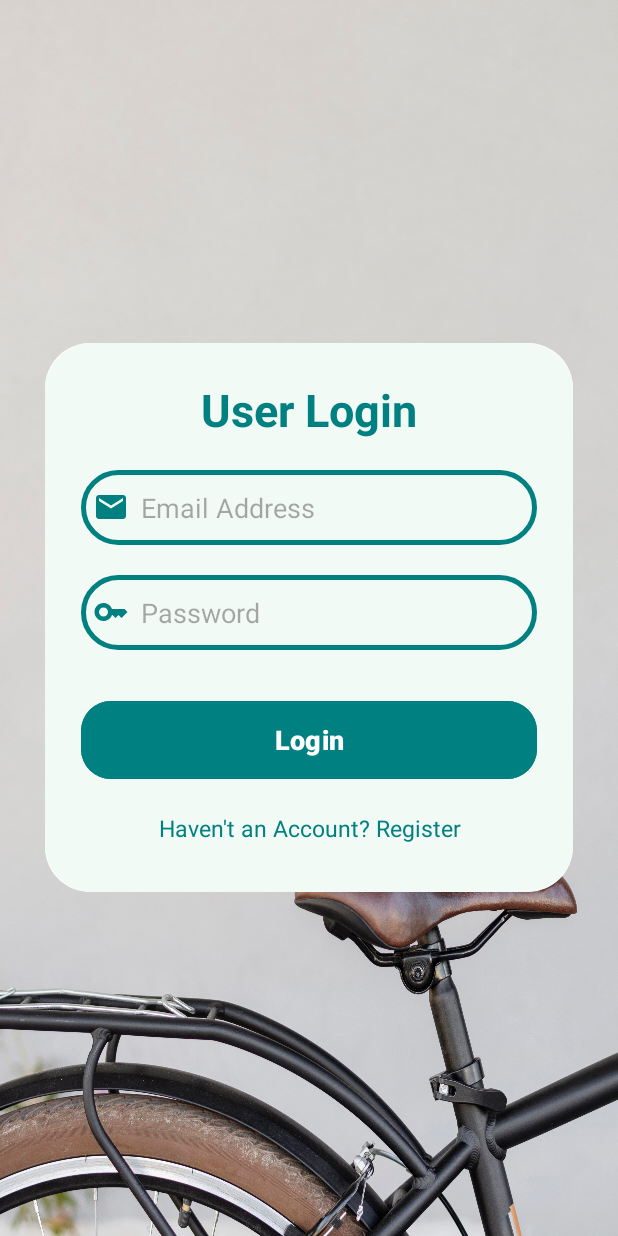
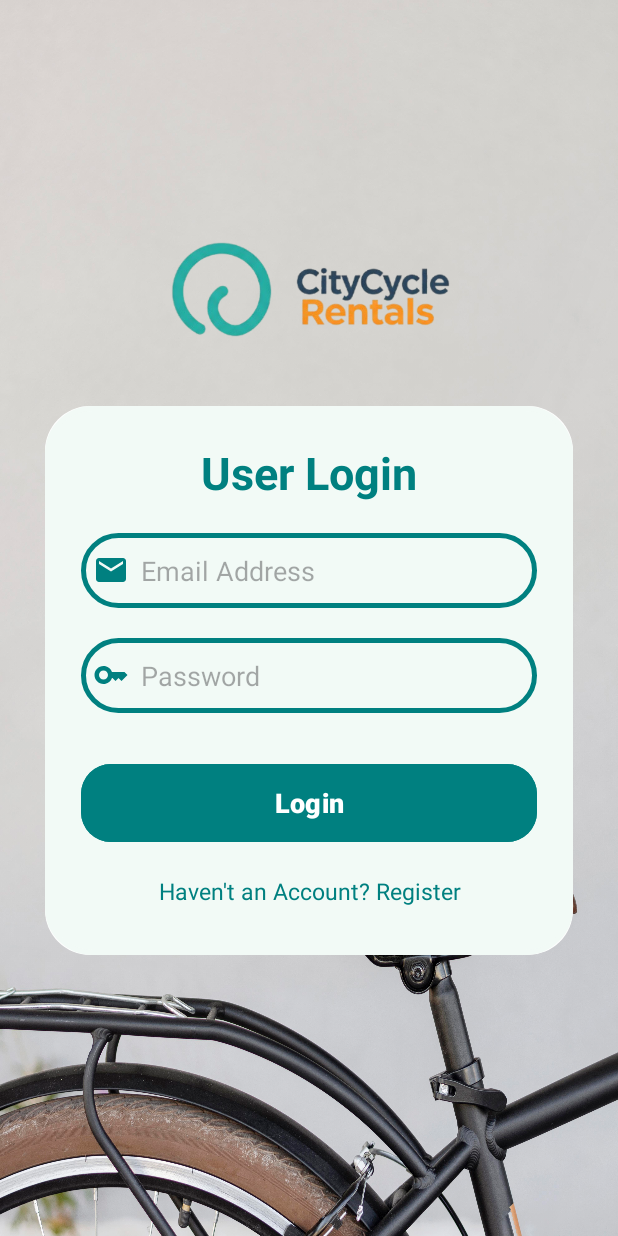
Before and after one commit to thilinaTAB/CityCycle-Rentals, an Android app: the Login screen opened directly, with no data from a screen before it, on a phone screen of 412 x 824 dp. Run offline under Robolectric (Android 15) with nearby library versions, the phone set to English and light mode, and no system bars.

Commit message:
new logo and theme color on login activity implemented

```diff
--- a/app/src/main/res/layout/activity_login.xml
+++ b/app/src/main/res/layout/activity_login.xml
@@ -11,6 +11,13 @@
     android:gravity="center"
     android:orientation="vertical"
     tools:context=".Login">
+
+    <ImageView
+        android:layout_width="200dp"
+        android:layout_height="73dp"
+        android:src="@drawable/logo"
+        android:layout_gravity="center_horizontal"
+        android:layout_marginBottom="10dp" />
 
     <androidx.cardview.widget.CardView
         android:layout_width="match_parent"
```
